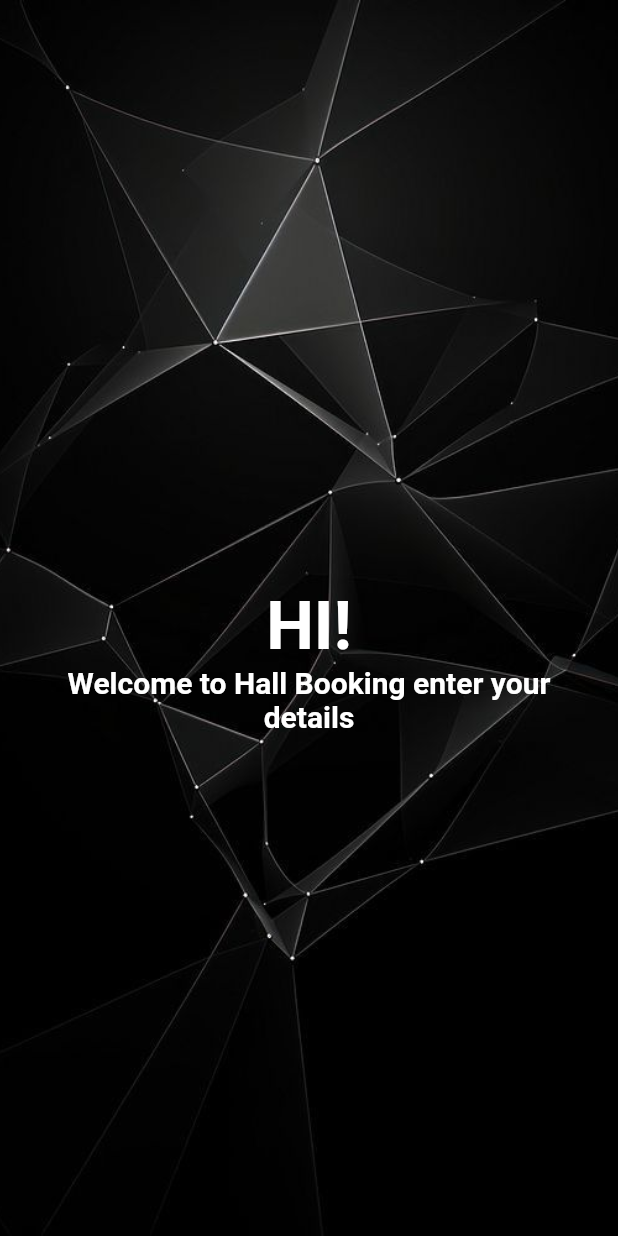
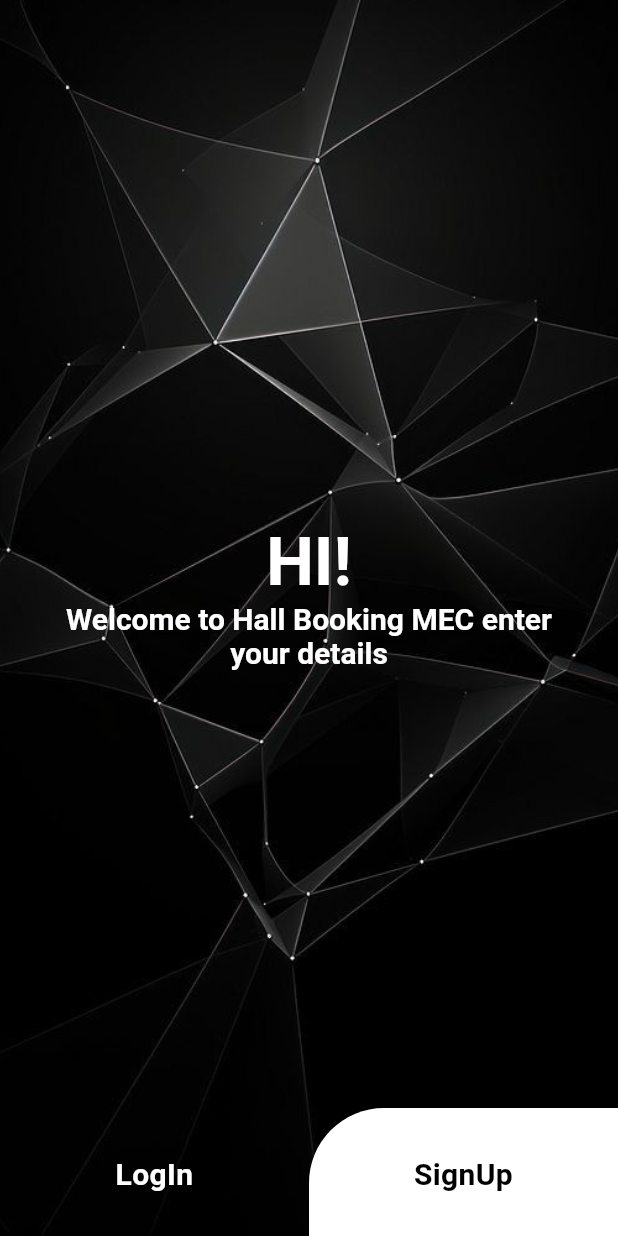
Before and after one commit to alwinalbert/regme, a Flutter app: the screen it shows after launch, on a phone screen of 412 x 824 dp. Run offline on Flutter 3.47's test engine with Material 3 defaults, Android fonts, the light colour scheme and no system bars.

Commit message:
welcome screen

```diff
--- a/app/lib/screens/welcome_screen.dart
+++ b/app/lib/screens/welcome_screen.dart
@@ -1,4 +1,7 @@
+import 'package:app/screens/signin_screen.dart';
+import 'package:app/screens/signup_screen.dart';
 import 'package:app/widgets/custom_scaffold.dart';
+import 'package:app/widgets/welcome_button.dart';
 import 'package:flutter/material.dart';
 
 class WelcomeScreen extends StatelessWidget {
@@ -10,6 +13,7 @@ class WelcomeScreen extends StatelessWidget {
       child: Column(
         children: [
           Flexible(
+            flex:8,
             child: Container(
               padding: EdgeInsets.symmetric(
                 vertical: 0,
@@ -29,7 +33,7 @@ class WelcomeScreen extends StatelessWidget {
                         ),
                       ),
                       TextSpan(
-                        text: 'Welcome to Hall Booking enter your details',
+                        text: 'Welcome to Hall Booking MEC enter your details',
                         style: TextStyle(
                           fontSize: 20,
                           fontWeight: FontWeight.bold,
@@ -42,6 +46,31 @@ class WelcomeScreen extends StatelessWidget {
               ),
             ),
           ),
+          const Flexible(
+            flex:1,
+                child:Align(
+                  alignment: Alignment.bottomRight,
+                  child: Row(
+                    children: [
+                      Expanded(
+                        child: WelcomeButton(
+                          buttonText: 'LogIn',
+                          textColor:Colors.white,
+                          onTap:SigninScreen(),
+                          color:Colors.transparent,
+                        ),
+                      ),
+                      Expanded(
+                        child: WelcomeButton(
+                          buttonText:'SignUp',
+                          onTap: SignupScreen(),
+                          color:Colors.white,
+                          textColor:Colors.black,
+                        ),
+                      ),
+                  ],),
+                )
+              ),
         ],
       ),
     );
--- a/app/lib/widgets/custom_scaffold.dart
+++ b/app/lib/widgets/custom_scaffold.dart
@@ -7,6 +7,9 @@ class CustomScaffold extends StatelessWidget {
   Widget build(BuildContext context) {
     return Scaffold(
       appBar: AppBar(
+        iconTheme: const IconThemeData(
+          color: Colors.white, //change your color here
+        ),
         backgroundColor: Colors.transparent,
         elevation: 0,
       ),
--- /dev/null
+++ b/app/lib/widgets/welcome_button.dart
@@ -0,0 +1,41 @@
+
+import 'package:flutter/material.dart';
+
+class WelcomeButton extends StatelessWidget {
+  const WelcomeButton ({super.key,this.buttonText,this.onTap, this.color, this.textColor});
+  final String? buttonText;
+  final Widget? onTap;
+  final Color? color;
+  final Color? textColor;
+
+  @override
+  Widget build(BuildContext context) {
+    return GestureDetector(
+      onTap:(){
+        Navigator.push(
+          context,
+          MaterialPageRoute(builder: (e)=> onTap!,
+          ),
+        );
+      },
+      child: Container(
+        padding:EdgeInsets.all(30.0),
+        decoration : BoxDecoration(
+          color: color!,
+          borderRadius: const BorderRadius.only(
+            topLeft:Radius.circular(50),
+          )
+        ),
+        child:Text(
+          buttonText!,
+          textAlign: TextAlign.center,
+          style: TextStyle(
+            fontSize :20.0,
+            fontWeight: FontWeight.bold,
+            color: textColor!,
+        ),
+      ),
+      ),
+    );
+  }
+}
```
Also changed, not shown: app/lib/screens/forgot_password.dart (+15 -0 lines), app/lib/screens/signin_screen.dart (+11 -2 lines), app/lib/screens/signup_screen.dart (+11 -2 lines).
